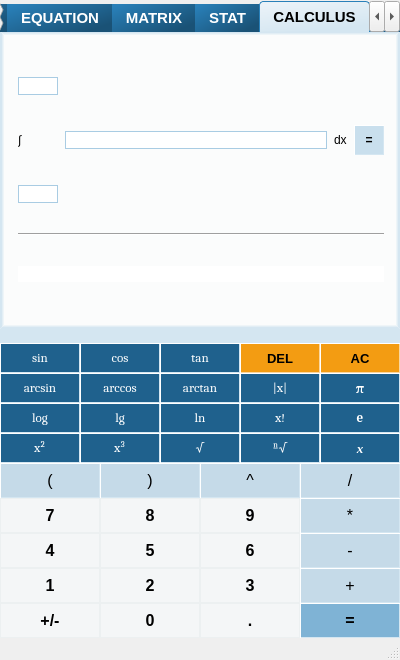
Ruixin-Wang/VisualCalc, file visualcalc.ui: the form before one commit.
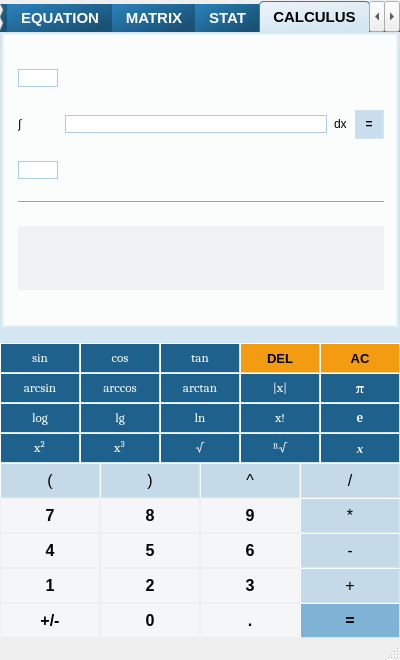
The form after the commit. The open tabs and pages were chosen to show the change.

```diff
--- a/visualcalc.ui
+++ b/visualcalc.ui
@@ -4593,11 +4593,22 @@
         </item>
         <item row="5" column="0" colspan="4">
          <widget class="QLineEdit" name="CalcRes">
+          <property name="minimumSize">
+           <size>
+            <width>0</width>
+            <height>64</height>
+           </size>
+          </property>
           <property name="styleSheet">
            <string notr="true">QLineEdit {
-	font: 14pt &quot;Times New Roman&quot;;
-	font-weight: normal;
-	Border: 0px;
+    background-color: #F0F3F4; 
+	border: 0px solid gray;
+	color: #000000;
+	
+	
+	
+	font: 75 34pt &quot;Segoe UI&quot;;
+	font-weight: Bold;
 }</string>
           </property>
           <property name="text">
```
Left out of the diff: 6 changed lines with no effect on the pictures.
